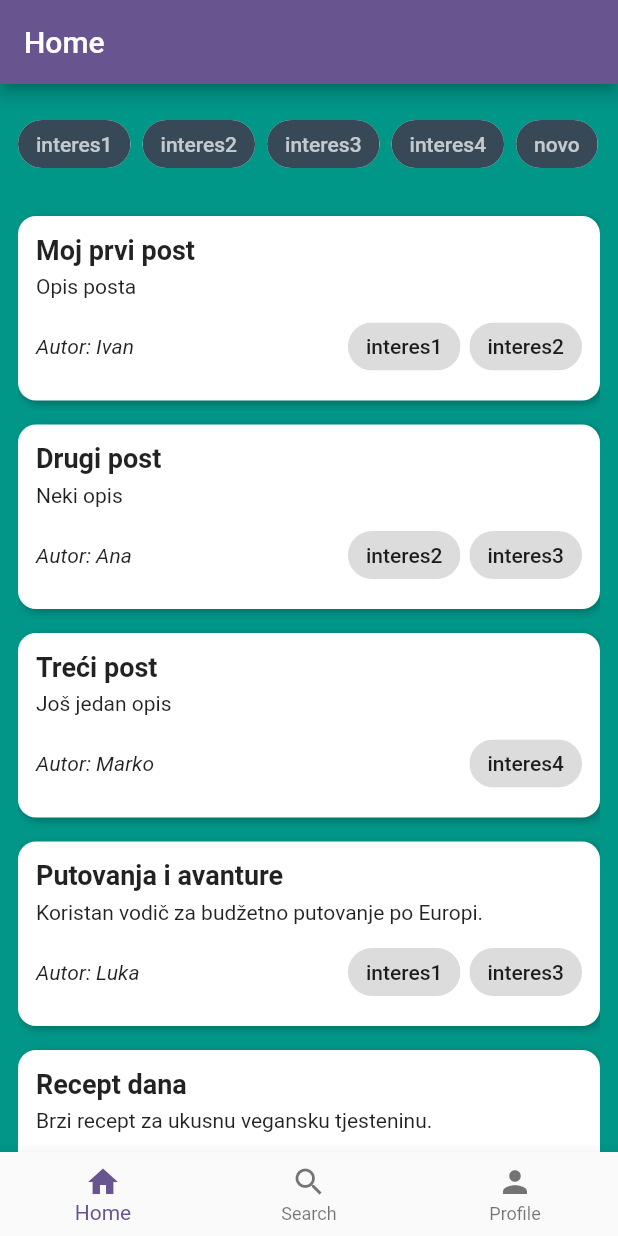
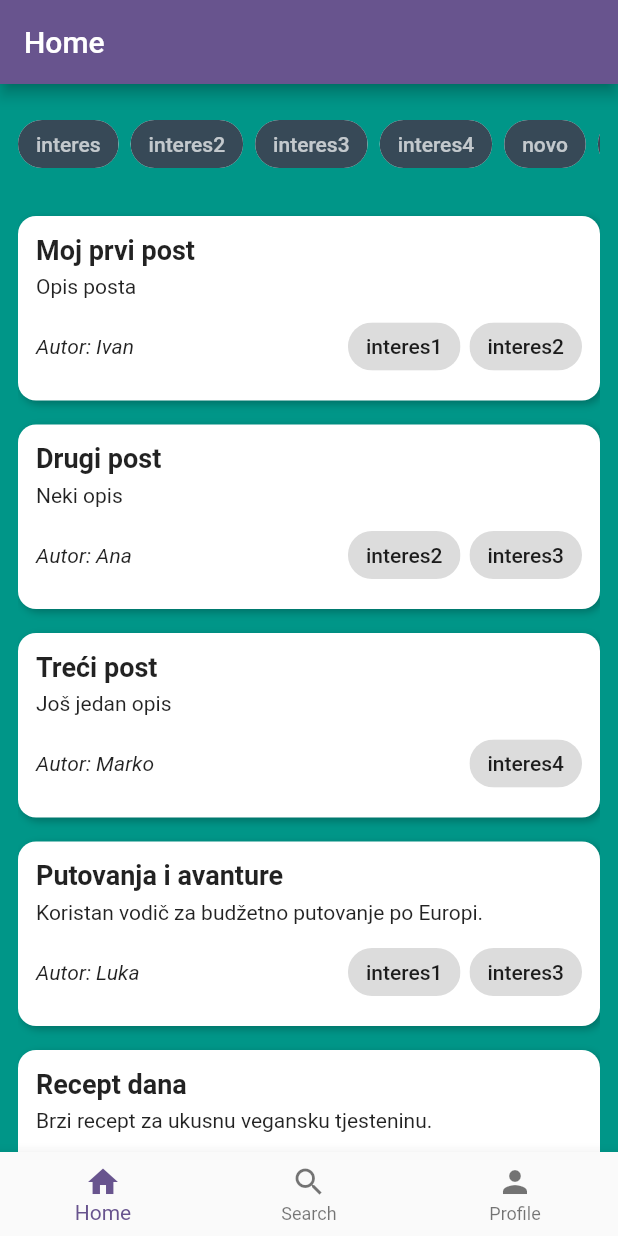
Before and after one commit to ManiTheG/SideQuest, a Flutter app: the screen it shows after launch, on a phone screen of 412 x 824 dp. Run offline on Flutter 3.47's test engine with Material 3 defaults, Android fonts, the phone set to English and light mode, and no system bars; our stand-ins replace firebase_core; accounts and stored records are empty.

```diff
--- a/lib/main.dart
+++ b/lib/main.dart
@@ -18,7 +18,7 @@ class Post {
   });
 }
 
-final List<String> _interesi = ["interes1", "interes2", "interes3", "interes4", "novo", "zanimljivo", "popularno", "tehnologija", "putovanja", "hrana", "fitness"];
+final List<String> _interesi = ["interes", "interes2", "interes3", "interes4", "novo", "zanimljivo", "popularno", "tehnologija", "putovanja", "hrana", "fitness"];
 
 final List<Post> _posts = [
   Post(
```
Also changed, not shown: pubspec.lock.
